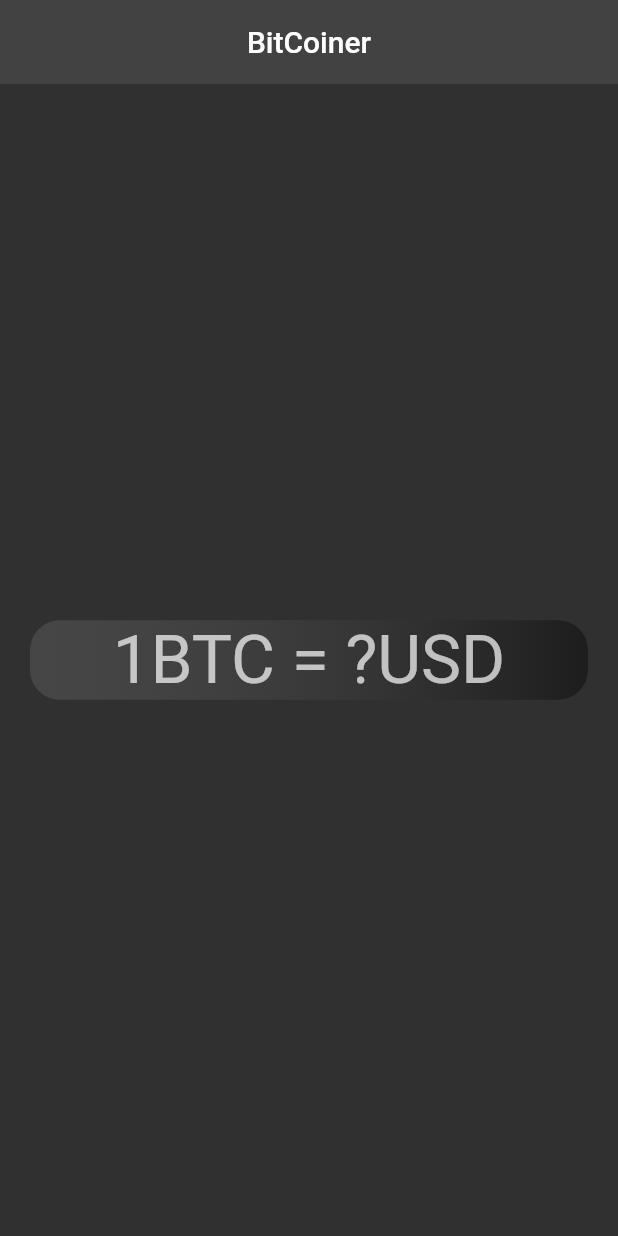
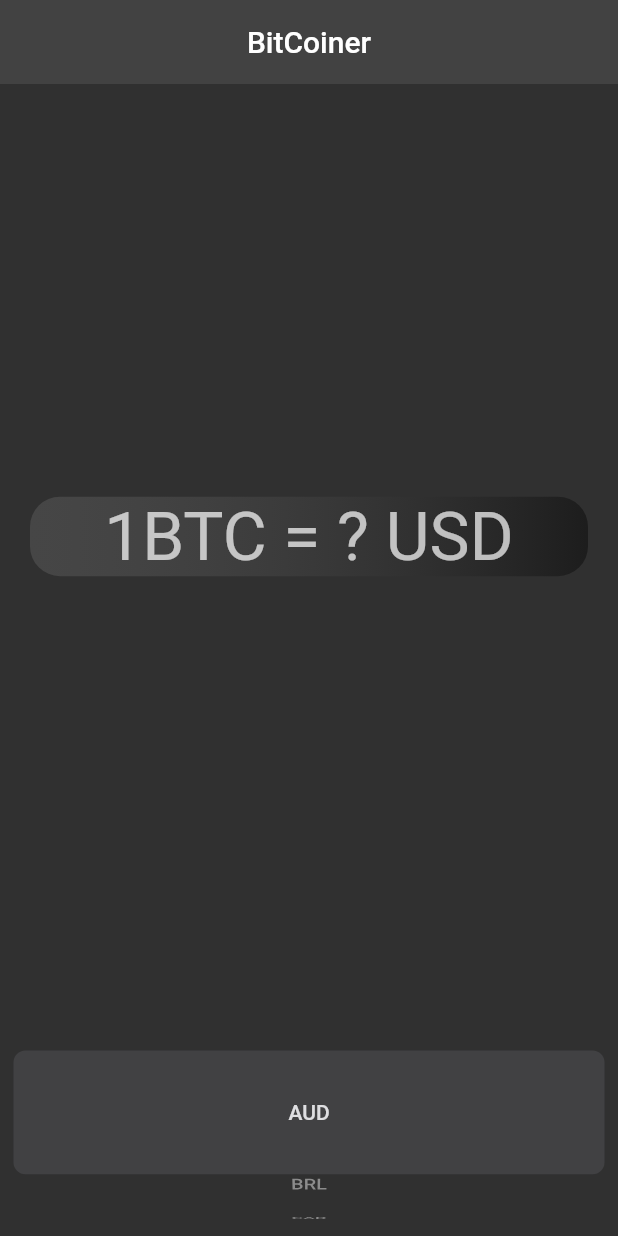
Before and after one commit to yamisagi/bitcoin_converter, a Flutter app: the screen it shows after launch, on a phone screen of 412 x 824 dp. Run offline on Flutter 3.47's test engine with Material 2 defaults, Android fonts, the phone set to English and light mode, and no system bars.

```diff
--- a/lib/page/home_page.dart
+++ b/lib/page/home_page.dart
@@ -1,4 +1,8 @@
+import 'dart:developer';
+
 import 'package:bitcoin_app/constants/constants.dart';
+import 'package:bitcoin_app/product/coin_data.dart';
+import 'package:flutter/cupertino.dart';
 import 'package:flutter/material.dart';
 
 class HomePage extends StatefulWidget {
@@ -9,9 +13,33 @@ class HomePage extends StatefulWidget {
 }
 
 class _HomePageState extends State<HomePage> {
+  String selectedCurrency = currenciesList[19];
   @override
   Widget build(BuildContext context) {
     return Scaffold(
+      bottomNavigationBar: SizedBox(
+        height: MediaQuery.of(context).size.height * 0.2,
+        width: double.infinity,
+        child: CupertinoPicker(
+          squeeze: 2,
+          itemExtent: MediaQuery.of(context).size.height * 0.1,
+          onSelectedItemChanged: (index) {
+            setState(() {
+              selectedCurrency = currenciesList[index];
+              log('selectedCurrency: $index');
+            });
+          },
+          children: [
+            ...List.generate(
+              currenciesList.length,
+              (index) => Center(
+                child: Text(currenciesList[index],
+                    style: Theme.of(context).textTheme.bodyLarge),
+              ),
+            ),
+          ],
+        ),
+      ),
       appBar: AppBar(
         title: const Text(Constants.appBarTitle),
       ),
@@ -31,7 +59,7 @@ class _HomePageState extends State<HomePage> {
               borderRadius: const BorderRadius.all(Radius.circular(20)),
             ),
             child: Text(
-              '1BTC = ?USD',
+              '1BTC = ? $selectedCurrency',
               style: Theme.of(context).textTheme.headline3,
               textAlign: TextAlign.center,
             ),
--- /dev/null
+++ b/lib/product/coin_data.dart
@@ -0,0 +1,62 @@
+const List<String> currenciesList = [
+  'AUD',
+  'BRL',
+  'CAD',
+  'CNY',
+  'EUR',
+  'GBP',
+  'HKD',
+  'IDR',
+  'ILS',
+  'INR',
+  'JPY',
+  'MXN',
+  'NOK',
+  'NZD',
+  'PLN',
+  'RON',
+  'RUB',
+  'SEK',
+  'SGD',
+  'USD',
+  'ZAR'
+];
+
+const List<String> cryptoList = [
+  'BTC',
+  'ETH',
+  'LTC',
+];
+
+class CoinData {
+  static const List<String> currenciesList = [
+  'AUD',
+  'BRL',
+  'CAD',
+  'CNY',
+  'EUR',
+  'GBP',
+  'HKD',
+  'IDR',
+  'ILS',
+  'INR',
+  'JPY',
+  'MXN',
+  'NOK',
+  'NZD',
+  'PLN',
+  'RON',
+  'RUB',
+  'SEK',
+  'SGD',
+  'USD',
+  'ZAR'
+];
+
+static const List<String> cryptoList = [
+  'BTC',
+  'ETH',
+  'LTC',
+];
+
+}
--- a/lib/theme/theme.dart
+++ b/lib/theme/theme.dart
@@ -5,5 +5,6 @@ class ProductTheme {
       useMaterial3: true,
       appBarTheme: const AppBarTheme(
         centerTitle: true,
+        scrolledUnderElevation: 0,
       ));
 }
```
Also changed, not shown: pubspec.yaml (+1 -50 lines).
